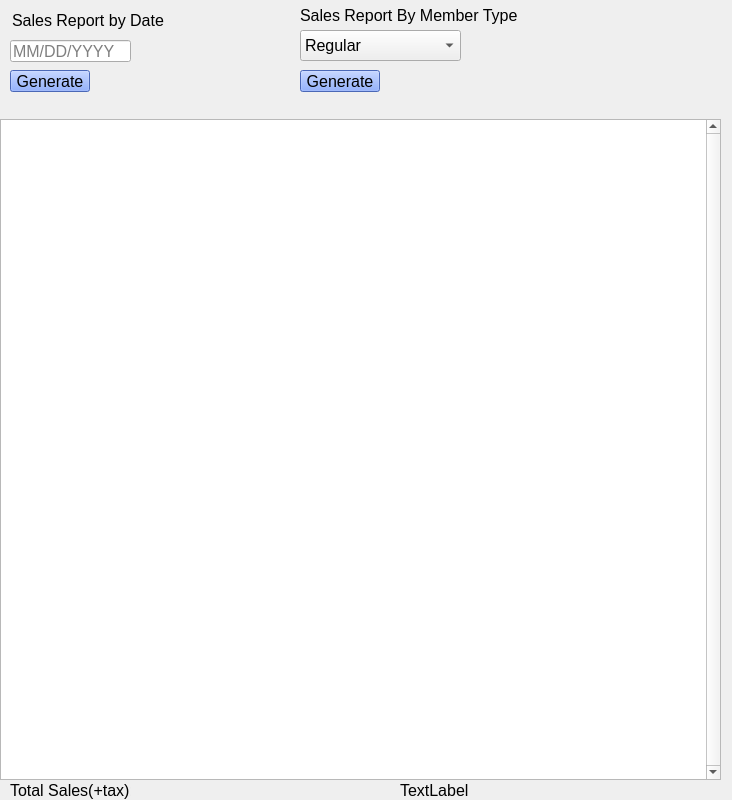
Above: salesreport.ui from P4TOO/BulkClub-System before the change. Below: the same form after it.
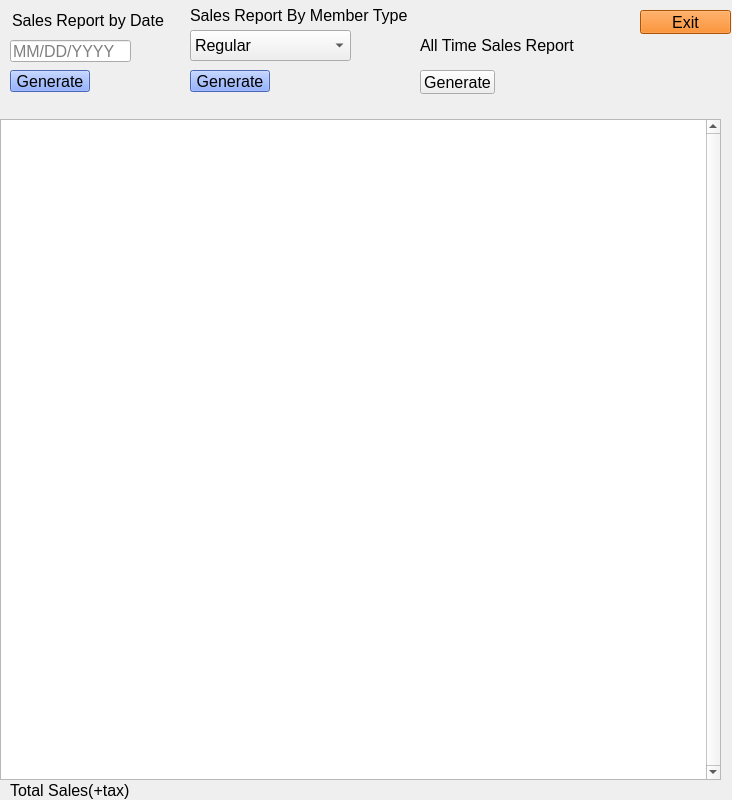
That is the form after the change.

Commit message: added new purchase and implemented fix for memberpurchases and salesreport

```diff
--- a/salesreport.ui
+++ b/salesreport.ui
@@ -77,13 +77,13 @@
     </font>
    </property>
    <property name="text">
-    <string>TextLabel</string>
+    <string/>
    </property>
   </widget>
   <widget class="QComboBox" name="MemberTypeComboBox">
    <property name="geometry">
     <rect>
-     <x>300</x>
+     <x>190</x>
      <y>30</y>
      <width>161</width>
      <height>31</height>
@@ -147,7 +147,7 @@
   <widget class="QLabel" name="label_2">
    <property name="geometry">
     <rect>
-     <x>300</x>
+     <x>190</x>
      <y>0</y>
      <width>291</width>
      <height>31</height>
@@ -165,7 +165,7 @@
   <widget class="QPushButton" name="MemberTypePushButton">
    <property name="geometry">
     <rect>
-     <x>300</x>
+     <x>190</x>
      <y>70</y>
      <width>80</width>
      <height>22</height>
@@ -204,6 +204,63 @@
     <string>MM/DD/YYYY</string>
    </property>
   </widget>
+  <widget class="QPushButton" name="ExitButton">
+   <property name="geometry">
+    <rect>
+     <x>640</x>
+     <y>10</y>
+     <width>91</width>
+     <height>24</height>
+    </rect>
+   </property>
+   <property name="font">
+    <font>
+     <pointsize>12</pointsize>
+    </font>
+   </property>
+   <property name="styleSheet">
+    <string notr="true">background-color: rgb(241, 115, 0)</string>
+   </property>
+   <property name="text">
+    <string>Exit</string>
+   </property>
+  </widget>
+  <widget class="QPushButton" name="AllTimeButton">
+   <property name="geometry">
+    <rect>
+     <x>420</x>
+     <y>70</y>
+     <width>75</width>
+     <height>24</height>
+    </rect>
+   </property>
+   <property name="font">
+    <font>
+     <pointsize>12</pointsize>
+    </font>
+   </property>
+   <property name="text">
+    <string>Generate</string>
+   </property>
+  </widget>
+  <widget class="QLabel" name="label_3">
+   <property name="geometry">
+    <rect>
+     <x>420</x>
+     <y>30</y>
+     <width>161</width>
+     <height>31</height>
+    </rect>
+   </property>
+   <property name="font">
+    <font>
+     <pointsize>12</pointsize>
+    </font>
+   </property>
+   <property name="text">
+    <string>All Time Sales Report</string>
+   </property>
+  </widget>
  </widget>
  <resources/>
  <connections/>
```
Left out of the diff: 2 changed lines with no effect on the pictures. The commit also changes 29 other files.
